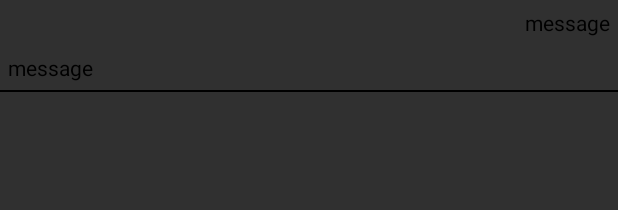
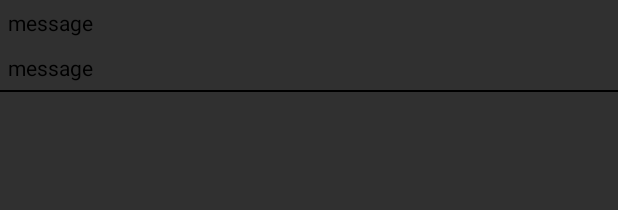
Before and after one commit to ferehsteh/SmsMessenger, an Android app: the layout conversation_item.xml on its own in the app's theme, with its tools: preview values and no code run, on a phone screen of 412 x 824 dp. Shown: the top 210 px of the screen. Run offline under Robolectric (Android 15) with nearby library versions, the phone set to English and light mode, and no system bars.

Commit message:
present direction in conversations

```diff
--- a/app/src/main/java/lb7/alish/smsmessenger/view/conversation/ConversationViewHolder.java
+++ b/app/src/main/java/lb7/alish/smsmessenger/view/conversation/ConversationViewHolder.java
@@ -16,14 +16,12 @@ import lb7.alish.smsmessenger.view.utils.TimeUtils;
 
 public class ConversationViewHolder extends RecyclerView.ViewHolder {
 
-    public TextView mContactName;
     public TextView mMessageText;
     public TextView mDateText;
     public View itemView;
 
     public ConversationViewHolder(View view) {
         super(view);
-        mContactName = (TextView) view.findViewById(R.id.contactTextView);
         mMessageText = (TextView) view.findViewById(R.id.messageTextView);
         mDateText = (TextView) view.findViewById(R.id.dateTextView);
         itemView = view;
--- a/app/src/main/java/lb7/alish/smsmessenger/view/utils/TimeUtils.java
+++ b/app/src/main/java/lb7/alish/smsmessenger/view/utils/TimeUtils.java
@@ -28,13 +28,11 @@ public class TimeUtils {
                 amOrPmString = "pm";
             }
             return hour + ":" + minute + " " + amOrPmString;
-//        } else if (currentDayOfYear < dayOfYear + 6) {
-//            int dayOfYear = timeCal.get(Calendar.DAY_OF_WEEK);
-//            return
         } else {
             int dayOfMonth = timeCal.get(Calendar.DAY_OF_MONTH);
             int monthOfYear = timeCal.get(Calendar.MONTH);
-            return monthOfYear + "/" + dayOfMonth;
+            int year = timeCal.get(Calendar.YEAR);
+            return year + "/" + monthOfYear + "/" + dayOfMonth;
         }
 
     }
--- a/app/src/main/res/layout/conversation_item.xml
+++ b/app/src/main/res/layout/conversation_item.xml
@@ -1,43 +1,24 @@
 <?xml version="1.0" encoding="utf-8"?>
-<RelativeLayout android:id="@+id/relative_layout"
-                xmlns:android="http://schemas.android.com/apk/res/android"
-                android:layout_width="match_parent"
-                android:layout_height="wrap_content">
-
-    <LinearLayout
-        android:id="@+id/firstLineLayout"
-        android:layout_width="match_parent"
-        android:layout_height="wrap_content">
-
-        <TextView
-            android:id="@+id/contactTextView"
-            android:layout_width="0dp"
-            android:layout_height="wrap_content"
-            android:layout_alignParentLeft="true"
-            android:layout_alignParentStart="true"
-            android:layout_alignParentTop="true"
-            android:layout_weight="5"
-            android:lines="1"
-            android:padding="5dp"
-            android:textColor="@android:color/black"/>
-
-        <TextView
-            android:id="@+id/dateTextView"
-            android:layout_width="wrap_content"
-            android:layout_height="wrap_content"
-            android:layout_weight="0"
-            android:lines="1"
-            android:padding="5dp"
-            android:text="message"
-            android:textColor="@android:color/black"/>
-    </LinearLayout>
+<LinearLayout android:id="@+id/relative_layout"
+              xmlns:android="http://schemas.android.com/apk/res/android"
+              android:layout_width="match_parent"
+              android:layout_height="wrap_content"
+              android:orientation="vertical">
 
 
     <TextView
         android:id="@+id/messageTextView"
         android:layout_width="match_parent"
         android:layout_height="wrap_content"
-        android:layout_below="@id/firstLineLayout"
+        android:padding="5dp"
+        android:text="message"
+        android:textColor="@android:color/black"/>
+
+    <TextView
+        android:id="@+id/dateTextView"
+        android:layout_width="match_parent"
+        android:layout_height="wrap_content"
+        android:lines="1"
         android:padding="5dp"
         android:text="message"
         android:textColor="@android:color/black"/>
@@ -45,7 +26,6 @@
     <View
         android:layout_width="match_parent"
         android:layout_height="1dp"
-        android:layout_below="@id/messageTextView"
         android:background="@android:color/black"
         />
-</RelativeLayout>
+</LinearLayout>
```
